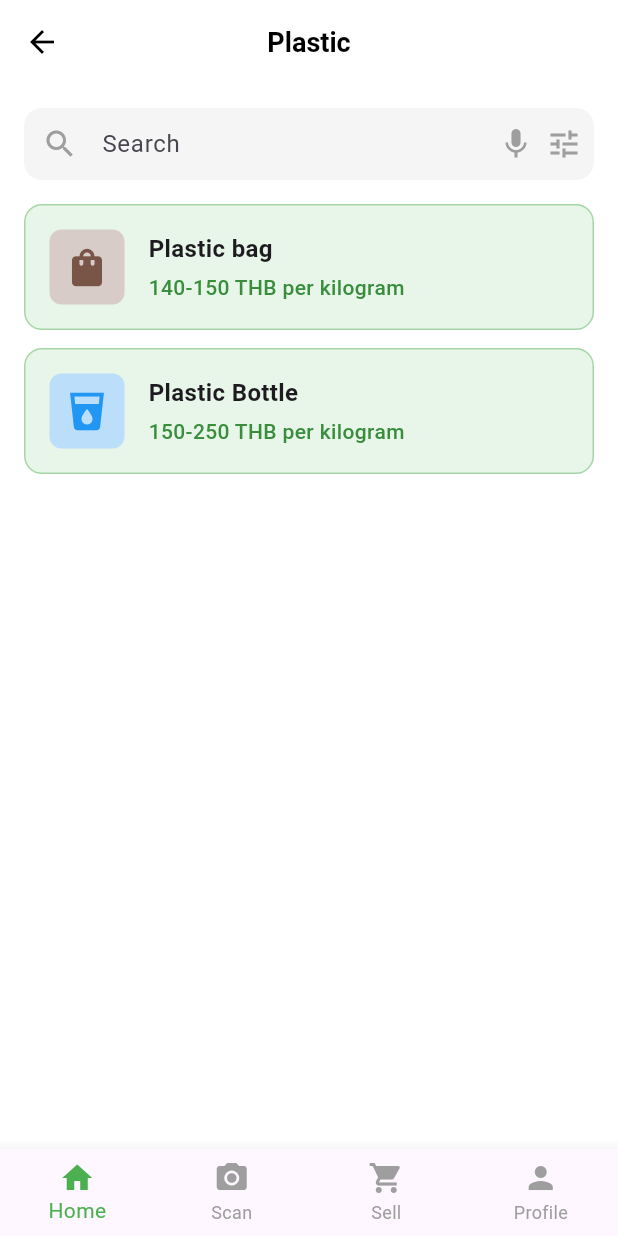
After one commit to LaVireak/TrashIQ, a Flutter app: the PlasticCategoryScreen screen opened directly, on a phone screen of 412 x 824 dp. The commit adds this screen. Run offline on Flutter 3.47's test engine with Material 3 defaults, Android fonts, the phone set to English and light mode, and no system bars; our stand-ins replace camera, cloud_firestore, firebase_auth; accounts and stored records are empty.

Commit message:
Category

```diff
--- /dev/null
+++ b/frontend/lib/screens/home/plastic_category.dart
@@ -0,0 +1,185 @@
+import 'package:flutter/material.dart';
+
+class PlasticCategoryScreen extends StatelessWidget {
+  @override
+  Widget build(BuildContext context) {
+    return Scaffold(
+      backgroundColor: Colors.white,
+      appBar: AppBar(
+        backgroundColor: Colors.white,
+        elevation: 0,
+        leading: IconButton(
+          icon: Icon(Icons.arrow_back, color: Colors.black),
+          onPressed: () => Navigator.pop(context),
+        ),
+        title: Text(
+          'Plastic',
+          style: TextStyle(
+            color: Colors.black,
+            fontSize: 18,
+            fontWeight: FontWeight.w600,
+          ),
+        ),
+        centerTitle: true,
+      ),
+      body: Column(
+        children: [
+          // Search bar
+          Padding(
+            padding: EdgeInsets.all(16),
+            child: Container(
+              decoration: BoxDecoration(
+                color: Colors.grey[100],
+                borderRadius: BorderRadius.circular(12),
+              ),
+              child: TextField(
+                decoration: InputDecoration(
+                  hintText: 'Search',
+                  prefixIcon: Icon(Icons.search, color: Colors.grey),
+                  suffixIcon: Row(
+                    mainAxisSize: MainAxisSize.min,
+                    children: [
+                      Icon(Icons.mic, color: Colors.grey),
+                      SizedBox(width: 8),
+                      Icon(Icons.tune, color: Colors.grey),
+                      SizedBox(width: 8),
+                    ],
+                  ),
+                  border: InputBorder.none,
+                  contentPadding: EdgeInsets.symmetric(vertical: 12),
+                ),
+              ),
+            ),
+          ),
+          // Plastic items list
+          Expanded(
+            child: Padding(
+              padding: EdgeInsets.symmetric(horizontal: 16),
+              child: Column(
+                children: [
+                  // Plastic bag item
+                  Container(
+                    margin: EdgeInsets.only(bottom: 12),
+                    padding: EdgeInsets.all(16),
+                    decoration: BoxDecoration(
+                      color: Colors.green[50],
+                      borderRadius: BorderRadius.circular(12),
+                      border: Border.all(color: Colors.green[200]!),
+                    ),
+                    child: Row(
+                      children: [
+                        Container(
+                          width: 50,
+                          height: 50,
+                          decoration: BoxDecoration(
+                            color: Colors.brown[100],
+                            borderRadius: BorderRadius.circular(8),
+                          ),
+                          child: Icon(
+                            Icons.shopping_bag,
+                            color: Colors.brown,
+                            size: 30,
+                          ),
+                        ),
+                        SizedBox(width: 16),
+                        Expanded(
+                          child: Column(
+                            crossAxisAlignment: CrossAxisAlignment.start,
+                            children: [
+                              Text(
+                                'Plastic bag',
+                                style: TextStyle(
+                                  fontSize: 16,
+                                  fontWeight: FontWeight.w600,
+                                ),
+                              ),
+                              SizedBox(height: 4),
+                              Text(
+                                '140-150 THB per kilogram',
+                                style: TextStyle(
+                                  fontSize: 14,
+                                  color: Colors.green[700],
+                                  fontWeight: FontWeight.w500,
+                                ),
+                              ),
+                            ],
+                          ),
+                        ),
+                      ],
+                    ),
+                  ),
+                  // Plastic bottle item
+                  Container(
+                    margin: EdgeInsets.only(bottom: 12),
+                    padding: EdgeInsets.all(16),
+                    decoration: BoxDecoration(
+                      color: Colors.green[50],
+                      borderRadius: BorderRadius.circular(12),
+                      border: Border.all(color: Colors.green[200]!),
+                    ),
+                    child: Row(
+                      children: [
+                        Container(
+                          width: 50,
+                          height: 50,
+                          decoration: BoxDecoration(
+                            color: Colors.blue[100],
+                            borderRadius: BorderRadius.circular(8),
+                          ),
+                          child: Icon(
+                            Icons.local_drink,
+                            color: Colors.blue,
+                            size: 30,
+                          ),
+                        ),
+                        SizedBox(width: 16),
+                        Expanded(
+                          child: Column(
+                            crossAxisAlignment: CrossAxisAlignment.start,
+                            children: [
+                              Text(
+                                'Plastic Bottle',
+                                style: TextStyle(
+                                  fontSize: 16,
+                                  fontWeight: FontWeight.w600,
+                                ),
+                              ),
+                              SizedBox(height: 4),
+                              Text(
+                                '150-250 THB per kilogram',
+                                style: TextStyle(
+                                  fontSize: 14,
+                                  color: Colors.green[700],
+                                  fontWeight: FontWeight.w500,
+                                ),
+                              ),
+                            ],
+                          ),
+                        ),
+                      ],
+                    ),
+                  ),
+                ],
+              ),
+            ),
+          ),
+        ],
+      ),
+      bottomNavigationBar: BottomNavigationBar(
+        type: BottomNavigationBarType.fixed,
+        selectedItemColor: Colors.green,
+        unselectedItemColor: Colors.grey,
+        currentIndex: 0,
+        items: [
+          BottomNavigationBarItem(icon: Icon(Icons.home), label: 'Home'),
+          BottomNavigationBarItem(icon: Icon(Icons.camera_alt), label: 'Scan'),
+          BottomNavigationBarItem(
+            icon: Icon(Icons.shopping_cart),
+            label: 'Sell',
+          ),
+          BottomNavigationBarItem(icon: Icon(Icons.person), label: 'Profile'),
+        ],
+      ),
+    );
+  }
+}
--- a/testing.txt
+++ /dev/null
@@ -1 +0,0 @@
-sur sdey nek tang ors knea
```
Also changed, not shown: frontend/lib/screens/home/can_category.dart (added, +158 -0 lines), frontend/lib/screens/home/glass_category.dart (added, +164 -0 lines), frontend/lib/screens/home/home_screen.dart (+34 -2 lines), frontend/lib/screens/home/paper_category.dart (added, +158 -0 lines).
